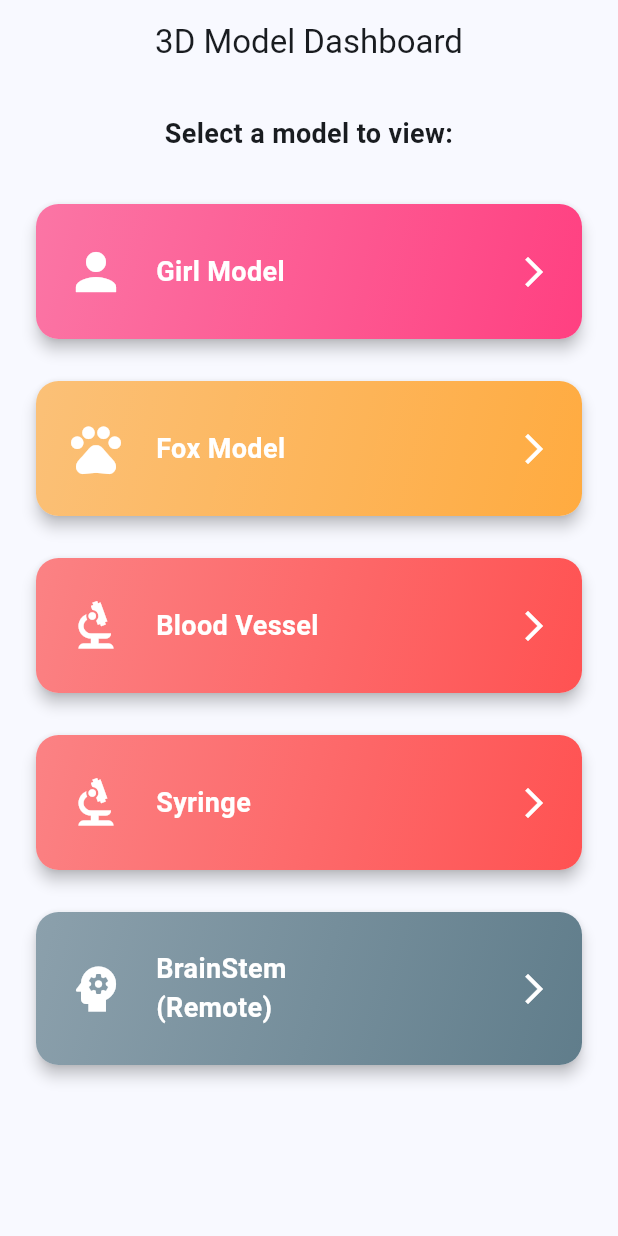
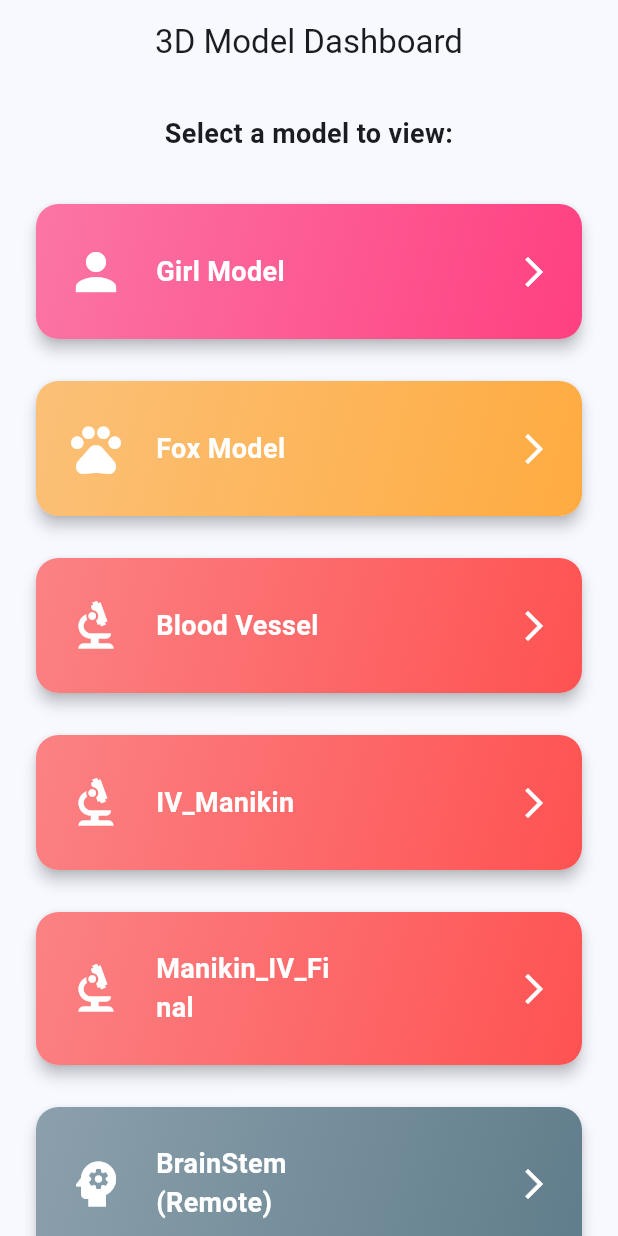
Before and after one commit to SyedAmirRaza-CT/threejs_poc, a Flutter app: the screen it shows after launch, on a phone screen of 412 x 824 dp. Run offline on Flutter 3.47's test engine with Material 3 defaults, Android fonts, the phone set to English and light mode, and no system bars; missing offline and left inert: flutter_inappwebview.

Commit message:
Update 3D models in Dashboard and add manikin assets
* Replace the "Syringe" model card with "IV_Manikin" and adjust its zoom level in `dashboard_page.dart`.
* Add a new model card for "Manikin_IV_Final" in `dashboard_page.dart`.
* Add new GLB assets for `IV_Manikin` and `Manikin_IV_Final`.
* Remove the explicit `cameraPosition` configuration for the IV Manikin card.
* Add a commented-out `debugConfig` placeholder in `three_d_viewer_page.dart`.

```diff
--- a/lib/dashboard_page.dart
+++ b/lib/dashboard_page.dart
@@ -78,15 +78,23 @@ class DashboardPage extends StatelessWidget {
               const SizedBox(height: 20),
               _buildModelCard(
                 context,
-                title: 'Syringe',
+                title: 'IV_Manikin',
                 icon: Icons.biotech,
                 color: Colors.redAccent,
-                path: 'assets/animation/syringe.glb',
-                zoom: 1.5,
+                path: 'assets/animation/IV_Manikin.glb',
+                zoom: 0.4,
                 autoPlay: true,
-                cameraPosition: [0.0, 90.0],
               ),
-
+              const SizedBox(height: 20),
+              _buildModelCard(
+                context,
+                title: 'Manikin_IV_Final',
+                icon: Icons.biotech,
+                color: Colors.redAccent,
+                path: 'assets/animation/Manikin_IV_Final.glb',
+                zoom: 1,
+                autoPlay: true,
+              ),
               const SizedBox(height: 20),
               _buildModelCard(
                 context,
--- a/lib/three_d_viewer_page.dart
+++ b/lib/three_d_viewer_page.dart
@@ -140,6 +140,9 @@ class _ThreeDViewerPageState extends State<ThreeDViewerPage> {
               Expanded(
                 child: ThreeDViewer(
                   autoCenter: true,
+                   // debugConfig: ThreeDDebugConfig(
+                   //   showInteractiveParts: true
+                   // ),
                   initialTargetPosition: widget.initialTargetPosition,
                   initialCameraPosition: widget.initialCameraPosition,
                   hotspots: widget.hotspots,
```
Also changed, not shown: 2 other files.
